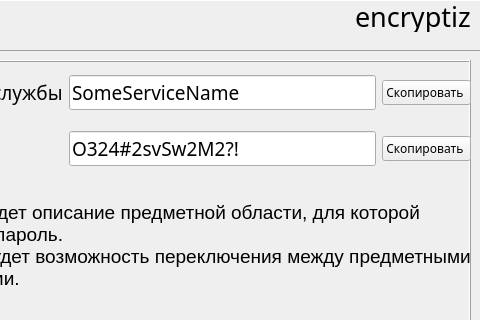
The window that mainwindow.ui (Fxsh-pro/university_project) describes before a commit, drawn with Qt 5; both pictures show x 320 to 800 and y 0 to 320 of the 800 by 600 pixel window.
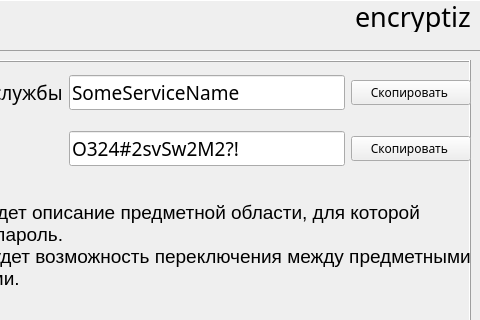
The same window after the commit.

Commit message: reformat copy buttons

```diff
--- a/mainwindow.ui
+++ b/mainwindow.ui
@@ -268,6 +268,12 @@
       </item>
       <item row="0" column="2">
        <widget class="QPushButton" name="pushButton_copy_login">
+        <property name="minimumSize">
+         <size>
+          <width>120</width>
+          <height>25</height>
+         </size>
+        </property>
         <property name="text">
          <string>Скопировать </string>
         </property>
@@ -275,6 +281,12 @@
       </item>
       <item row="1" column="2">
        <widget class="QPushButton" name="pushButton_copy_password">
+        <property name="minimumSize">
+         <size>
+          <width>120</width>
+          <height>25</height>
+         </size>
+        </property>
         <property name="text">
          <string>Скопировать </string>
         </property>
```
The commit also changes 3 other files.
